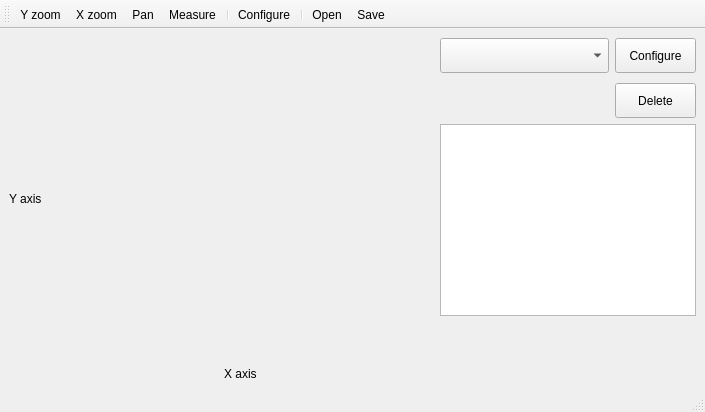
First picture: the form in mainwindow.ui, repository whtuGitHub/qt-simple-plot, before the edit.
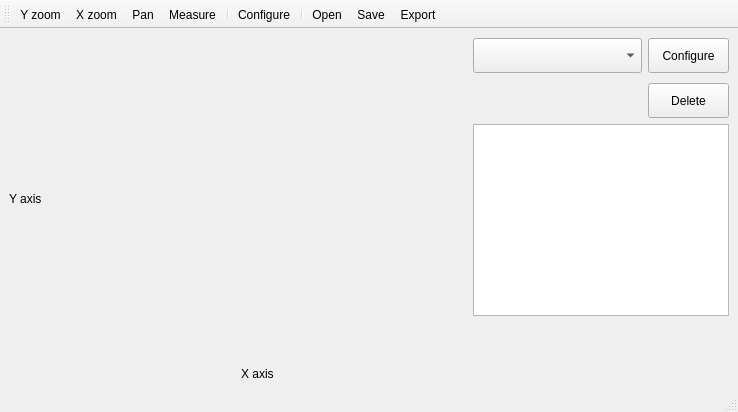
Second picture: the form after the edit. Icons and pictures are not drawn.

Diff of the .ui file:
```diff
--- a/mainwindow.ui
+++ b/mainwindow.ui
@@ -6,7 +6,7 @@
    <rect>
     <x>0</x>
     <y>0</y>
-    <width>705</width>
+    <width>738</width>
     <height>412</height>
    </rect>
   </property>
@@ -192,6 +192,7 @@
    <addaction name="separator"/>
    <addaction name="actionOpen"/>
    <addaction name="actionSave"/>
+   <addaction name="actionExport"/>
   </widget>
   <action name="actionY_zoom">
    <property name="checkable">
@@ -271,6 +272,14 @@
     <string>Save</string>
    </property>
   </action>
+  <action name="actionExport">
+   <property name="icon">
+    <iconset theme="document-export"/>
+   </property>
+   <property name="text">
+    <string>Export</string>
+   </property>
+  </action>
  </widget>
  <resources/>
  <connections/>
```
Left out of the diff: 10 changed lines with no effect on the pictures.
